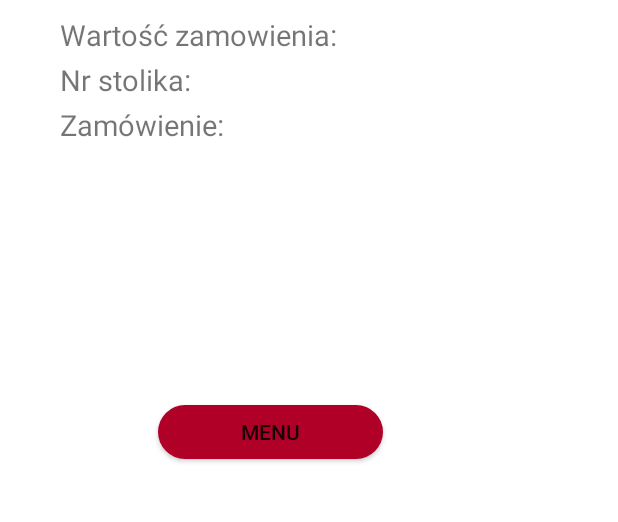
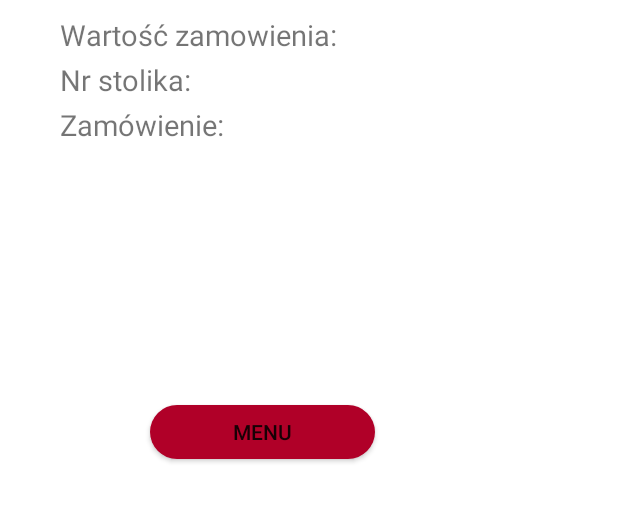
Before and after one commit to Den575/Android-aplikacja, an Android app: the Invoice screen opened directly, with no data from a screen before it, on a phone screen of 412 x 824 dp, the part 270-792 px from its top. Run offline under Robolectric (Android 15) with nearby library versions, the phone set to English and light mode, and no system bars; 2 statements that could not run were skipped.

Commit message:
update readme.md

```diff
--- a/app/src/main/res/layout/activity_invoice.xml
+++ b/app/src/main/res/layout/activity_invoice.xml
@@ -52,7 +52,7 @@
     <Button
         android:layout_width="150dp"
         android:layout_height="36dp"
-        android:layout_marginLeft="105dp"
+        android:layout_marginLeft="100dp"
         android:layout_marginTop="450dp"
         android:background="@drawable/button_round"
         android:text="Menu"
```
Also changed, not shown: 1 other file.
